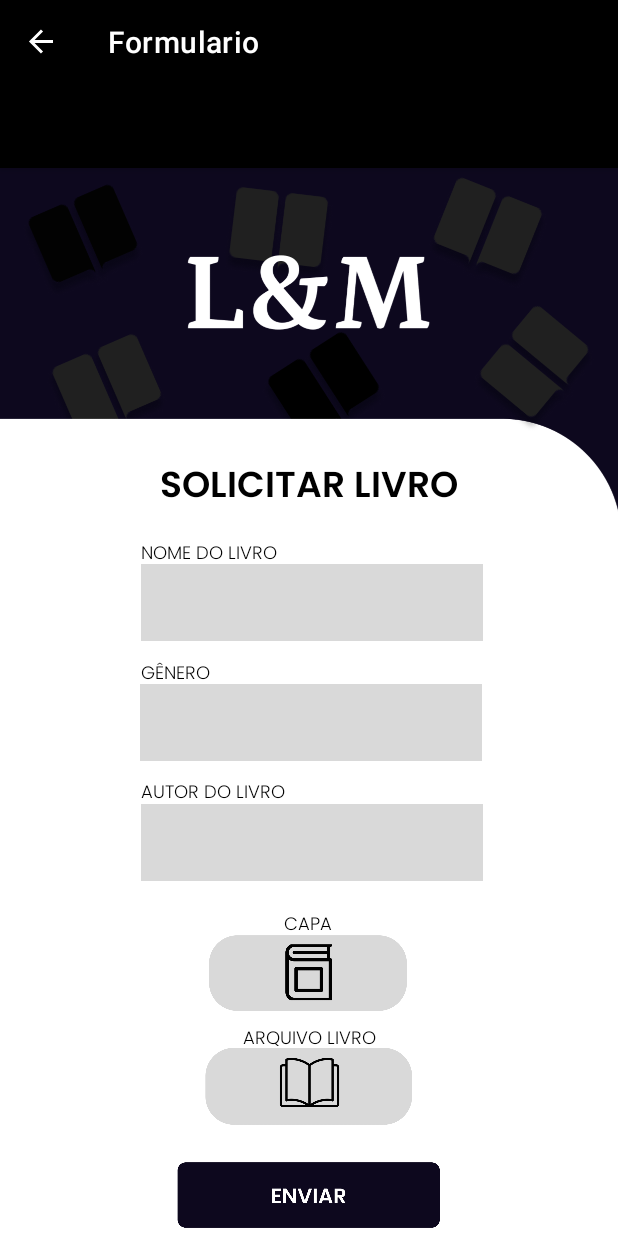
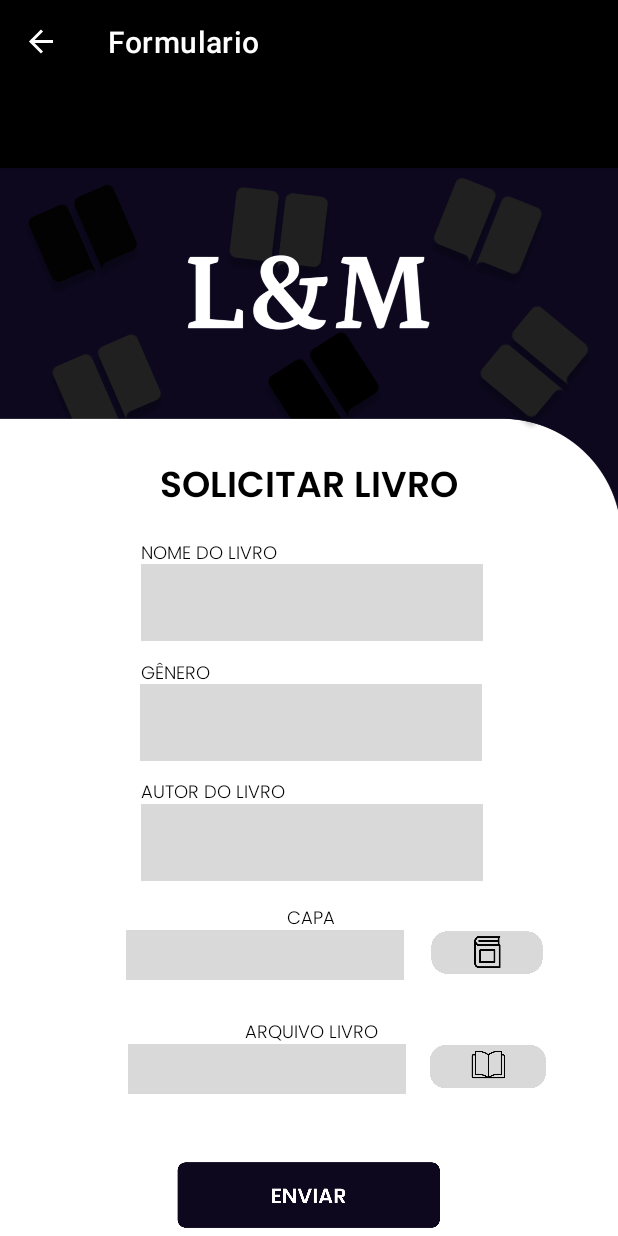
Before and after one commit to Arthurestak/Android-LM, an Android app: the FormularioFragment screen opened through its navigation route, on a phone screen of 412 x 824 dp. Run offline under Robolectric (Android 15) with nearby library versions, the phone set to English and light mode, and no system bars; our stand-ins replace navigation-ui; Roboto replaces fonts that are not available here; 6 statements that could not run were skipped.

Commit message:
Atualização

```diff
--- a/app/src/main/AndroidManifest.xml
+++ b/app/src/main/AndroidManifest.xml
@@ -22,6 +22,7 @@
         <activity
             android:name=".MainActivity"
             android:exported="false" />
+
         <activity
             android:name=".Login"
             android:exported="true"
@@ -37,5 +38,6 @@
             android:name="preloaded_fonts"
             android:resource="@array/preloaded_fonts" />
     </application>
+    <uses-permission android:name="android.permission.READ_EXTERNAL_STORAGE" />
 
 </manifest>
--- a/app/src/main/java/com/example/projetolm/ui/formulario/FormularioFragment.java
+++ b/app/src/main/java/com/example/projetolm/ui/formulario/FormularioFragment.java
@@ -1,20 +1,36 @@
 package com.example.projetolm.ui.formulario;
 
+import android.app.Activity;
+import android.content.Context;
+import android.content.Intent;
+import android.database.Cursor;
+import android.net.Uri;
 import android.os.Bundle;
 
 import androidx.fragment.app.Fragment;
 
+import android.provider.OpenableColumns;
 import android.view.LayoutInflater;
 import android.view.View;
 import android.view.ViewGroup;
+import android.widget.EditText;
 import android.widget.ImageView;
+import android.widget.TextView;
 
 import com.example.projetolm.R;
+
+import java.io.File;
+import java.io.FileOutputStream;
+import java.io.IOException;
+import java.io.InputStream;
+import java.io.OutputStream;
 
 
 public class FormularioFragment extends Fragment {
 
-    ImageView btCapaLivro, btArquivoLivro;
+    private static final int PICK_FILE_REQUEST_CODE = 1;
+    ImageView btCapaLivro, btArquivoLivro, btEnviarLivro;
+    EditText nomeLivroInput, generoLivroInput, autorLivroInput, capaLivroInput, arquivoLivroInput;
 
     @Override
     public void onCreate(Bundle savedInstanceState) {
@@ -22,15 +38,89 @@ public class FormularioFragment extends Fragment {
         if (getArguments() != null) {
 
         }
-        btCapaLivro = findViewById(R.id.btCapaLivro);
+
+
+
     }
 
+    @Override
+    public void onActivityResult(int requestCode, int resultCode, Intent data) {
+        super.onActivityResult(requestCode, resultCode, data);
+
+        if (requestCode == PICK_FILE_REQUEST_CODE && resultCode == Activity.RESULT_OK && data != null) {
+            Uri uri = data.getData();
+
+            // Obter o nome do arquivo
+            String fileName = getFileName(requireContext(), uri);
+
+            // Copiar o arquivo para o armazenamento interno do app
+            File savedFile = saveFileToInternalStorage(uri, fileName);
+
+            // Exibir o nome no campo
+            EditText arquivoLivroinput = getView().findViewById(R.id.arquivoLivroInput);
+            arquivoLivroinput.setText(fileName);
+        }
+    }
+
+    private String getFileName(Context context, Uri uri) {
+        String result = null;
+        if (uri.getScheme().equals("content")) {
+            Cursor cursor = context.getContentResolver().query(uri, null, null, null, null);
+            try {
+                if (cursor != null && cursor.moveToFirst()) {
+                    result = cursor.getString(cursor.getColumnIndexOrThrow(OpenableColumns.DISPLAY_NAME));
+                }
+            } finally {
+                if (cursor != null) cursor.close();
+            }
+        }
+        if (result == null) {
+            result = uri.getLastPathSegment();
+        }
+        return result;
+    }
+
+    private File saveFileToInternalStorage(Uri uri, String fileName) {
+        File file = new File(requireContext().getFilesDir(), fileName);
+        try (InputStream in = requireContext().getContentResolver().openInputStream(uri);
+             OutputStream out = new FileOutputStream(file)) {
+
+            byte[] buffer = new byte[1024];
+            int read;
+            while ((read = in.read(buffer)) != -1) {
+                out.write(buffer, 0, read);
+            }
+
+        } catch (IOException e) {
+            e.printStackTrace();
+        }
+        return file;
+    }
 
 
     @Override
     public View onCreateView(LayoutInflater inflater, ViewGroup container,
                              Bundle savedInstanceState) {
-        // Inflate the layout for this fragment
-        return inflater.inflate(R.layout.fragment_formulario, container, false);
+        // Inflando o layout do fragmento
+        View view = inflater.inflate(R.layout.fragment_formulario, container, false);
+
+        // Agora sim é seguro buscar os elementos dentro da View inflada
+        btCapaLivro = view.findViewById(R.id.btCapaLivro);
+        btArquivoLivro = view.findViewById(R.id.btArquivoLivro);
+        btEnviarLivro = view.findViewById(R.id.btEnviarLivro);
+        nomeLivroInput = view.findViewById(R.id.nomeLivroInput);
+        generoLivroInput = view.findViewById(R.id.generoLivroInput);
+        capaLivroInput = view.findViewById(R.id.capaLivroInput);
+        arquivoLivroInput = view.findViewById(R.id.arquivoLivroInput);
+
+        // Listener do botão para escolher o arquivo
+        btArquivoLivro.setOnClickListener(v -> {
+            Intent intent = new Intent(Intent.ACTION_GET_CONTENT);
+            intent.setType("*/*"); // qualquer tipo de arquivo
+            startActivityForResult(Intent.createChooser(intent, "Selecione um arquivo"), PICK_FILE_REQUEST_CODE);
+        });
+
+
+        return view; // <<<<<<<< RETORNE A VIEW INFLADA
     }
 }
--- a/app/src/main/res/layout/fragment_formulario.xml
+++ b/app/src/main/res/layout/fragment_formulario.xml
@@ -34,24 +34,69 @@
             app:layout_constraintTop_toTopOf="parent"
             tools:ignore="MissingConstraints" />
 
+        <EditText
+            android:id="@+id/capaLivroInput"
+            style="@style/Widget.AppCompat.Light.AutoCompleteTextView"
+            android:layout_width="185dp"
+            android:layout_height="33dp"
+            android:layout_marginLeft="5px"
+            android:layout_marginTop="508dp"
+            android:background="#0B0A0A"
+            android:backgroundTint="#D9D9D9"
+            android:ems="10"
+            android:hyphenationFrequency="normal"
+            android:inputType="text"
+            android:paddingLeft="10dp"
+            android:textAppearance="@style/TextAppearance.AppCompat.Body1"
+            android:textColor="#000000"
+            android:textColorHighlight="#000000"
+            android:textColorLink="#000000"
+            app:layout_constraintEnd_toEndOf="parent"
+            app:layout_constraintHorizontal_bias="0.362"
+            app:layout_constraintStart_toStartOf="parent"
+            app:layout_constraintTop_toTopOf="parent"
+            tools:ignore="MissingConstraints" />
+
+        <EditText
+            android:id="@+id/arquivoLivroInput"
+            style="@style/Widget.AppCompat.Light.AutoCompleteTextView"
+            android:layout_width="185dp"
+            android:layout_height="33dp"
+            android:layout_marginLeft="5px"
+            android:layout_marginTop="584dp"
+            android:background="#0B0A0A"
+            android:backgroundTint="#D9D9D9"
+            android:ems="10"
+            android:hyphenationFrequency="normal"
+            android:inputType="text"
+            android:paddingLeft="10dp"
+            android:textAppearance="@style/TextAppearance.AppCompat.Body1"
+            android:textColor="#000000"
+            android:textColorHighlight="#000000"
+            android:textColorLink="#000000"
+            app:layout_constraintEnd_toEndOf="parent"
+            app:layout_constraintHorizontal_bias="0.367"
+            app:layout_constraintStart_toStartOf="parent"
+            app:layout_constraintTop_toTopOf="parent"
+            tools:ignore="MissingConstraints" />
+
         <ImageView
             android:id="@+id/btCapaLivro"
-            android:layout_width="144dp"
-            android:layout_height="53dp"
-            android:layout_marginStart="133dp"
-            android:layout_marginTop="510dp"
-            android:layout_marginEnd="134dp"
+            android:layout_width="85dp"
+            android:layout_height="30dp"
+            android:layout_marginStart="13dp"
+            android:layout_marginTop="508dp"
+            android:layout_marginEnd="45dp"
             android:src="@drawable/capabotao"
             app:layout_constraintEnd_toEndOf="parent"
-            app:layout_constraintHorizontal_bias="0.0"
-            app:layout_constraintStart_toStartOf="parent"
+            app:layout_constraintStart_toEndOf="@+id/capaLivroInput"
             app:layout_constraintTop_toTopOf="parent" />
 
         <TextView
             android:id="@+id/textView56"
             android:layout_width="40dp"
             android:layout_height="15dp"
-            android:layout_marginTop="20dp"
+            android:layout_marginTop="16dp"
             android:layout_marginEnd="-1dp"
             android:fontFamily="@font/poppins_light"
             android:gravity="center"
@@ -59,7 +104,7 @@
             android:textColor="#000000"
             android:textSize="12sp"
             app:layout_constraintEnd_toEndOf="parent"
-            app:layout_constraintHorizontal_bias="0.497"
+            app:layout_constraintHorizontal_bias="0.502"
             app:layout_constraintStart_toStartOf="parent"
             app:layout_constraintTop_toBottomOf="@+id/autorLivroInput"
             tools:ignore="MissingConstraints" />
@@ -68,7 +113,7 @@
             android:id="@+id/textView22"
             android:layout_width="124dp"
             android:layout_height="15dp"
-            android:layout_marginTop="96dp"
+            android:layout_marginTop="92dp"
             android:layout_marginEnd="-1dp"
             android:fontFamily="@font/poppins_light"
             android:gravity="center"
@@ -76,7 +121,7 @@
             android:textColor="#000000"
             android:textSize="12sp"
             app:layout_constraintEnd_toEndOf="parent"
-            app:layout_constraintHorizontal_bias="0.497"
+            app:layout_constraintHorizontal_bias="0.503"
             app:layout_constraintStart_toStartOf="parent"
             app:layout_constraintTop_toBottomOf="@+id/autorLivroInput"
             tools:ignore="MissingConstraints" />
@@ -213,15 +258,14 @@
 
         <ImageView
             android:id="@+id/btArquivoLivro"
-            android:layout_width="144dp"
-            android:layout_height="53dp"
-            android:layout_marginStart="133dp"
-            android:layout_marginTop="585dp"
-            android:layout_marginEnd="134dp"
+            android:layout_width="85dp"
+            android:layout_height="30dp"
+            android:layout_marginStart="12dp"
+            android:layout_marginTop="584dp"
+            android:layout_marginEnd="44dp"
             android:src="@drawable/botaoarquivos"
             app:layout_constraintEnd_toEndOf="parent"
-            app:layout_constraintHorizontal_bias="1.0"
-            app:layout_constraintStart_toStartOf="parent"
+            app:layout_constraintStart_toEndOf="@+id/arquivoLivroInput"
             app:layout_constraintTop_toTopOf="parent" />
 
     </androidx.constraintlayout.widget.ConstraintLayout>
```
Also changed, not shown: app/build.gradle.kts (+9 -0 lines).
